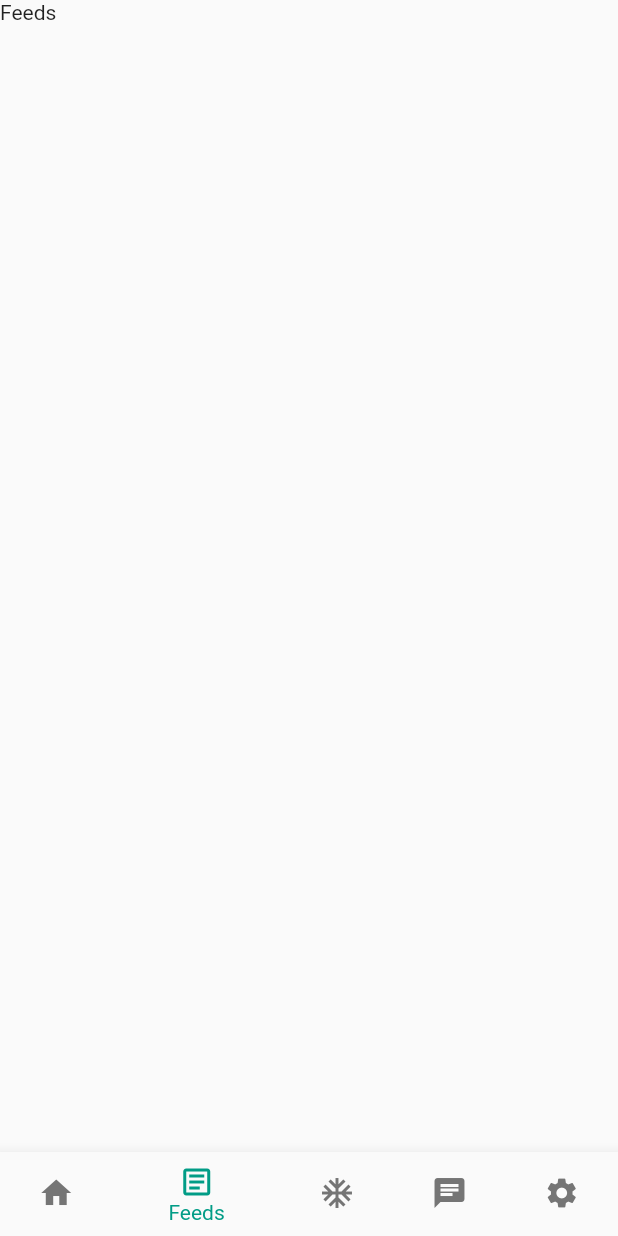
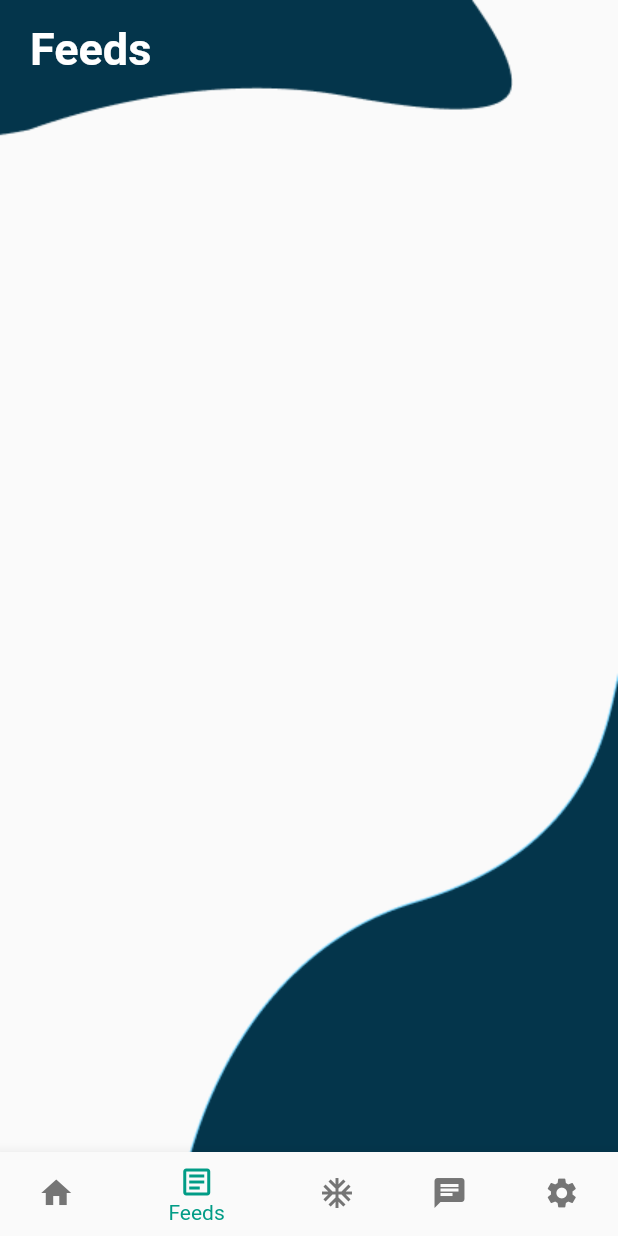
Before and after one commit to hackat-a-t-hon/tervis, a Flutter app: the screen it shows after launch, item 2 of the bottom bar chosen, on a phone screen of 412 x 824 dp. Run offline on Flutter 3.47's test engine with Material 2 defaults, Android fonts, the phone set to English and light mode, and no system bars; Roboto replaces fonts that are missing (RobotoMono).

Commit message:
Feed screen empty container

```diff
--- /dev/null
+++ b/lib/feedScreen.dart
@@ -0,0 +1,43 @@
+
+import 'package:flutter/material.dart';
+
+// void main() {
+//   runApp(Feed());
+// }
+
+class FeedScreen extends StatelessWidget {
+  @override
+  Widget build(BuildContext context) {
+    return Container(
+        child: Stack(
+        children: [
+        Container(
+          child: Image.asset(
+            'assets/images/Vector_9.png',
+          ),
+        ),
+        Container(
+          alignment: Alignment.bottomRight,
+          // margin: EdgeInsets.fromLTRB(70, 200, 0, 0),
+          child: Image.asset(
+            'assets/images/Subtract1.png',
+            // height: 250,
+            // width: double.infinity,
+            // fit: BoxFit.cover,
+          ),
+        ),
+        Container(
+            // alignment: Alignment.center,
+            margin: EdgeInsets.fromLTRB(20, 15, 0, 0),
+            child: Text(
+              'Feeds',
+              style: TextStyle(
+                  color: Colors.white,
+                  fontWeight: FontWeight.bold,
+                  fontFamily: 'RobotoMono',
+                  fontSize: 30.0),
+            )),
+      ],
+    ));
+  }
+}
--- a/lib/main.dart
+++ b/lib/main.dart
@@ -2,7 +2,7 @@ import 'package:flutter/material.dart';
 
 import 'constants.dart';
 import 'talkWithSomeone.dart';
-
+import 'feedScreen.dart';
 void main() {
   runApp(MyApp());
 }
@@ -32,9 +32,7 @@ class _SplashScreenState extends State<SplashScreen> {
     Container(
       child: Text("Home"),
     ),
-    Container(
-      child: Text("Feeds"),
-    ),
+    FeedScreen(),
     Container(
       child: Text("Happy Quiz"),
     ),
```
